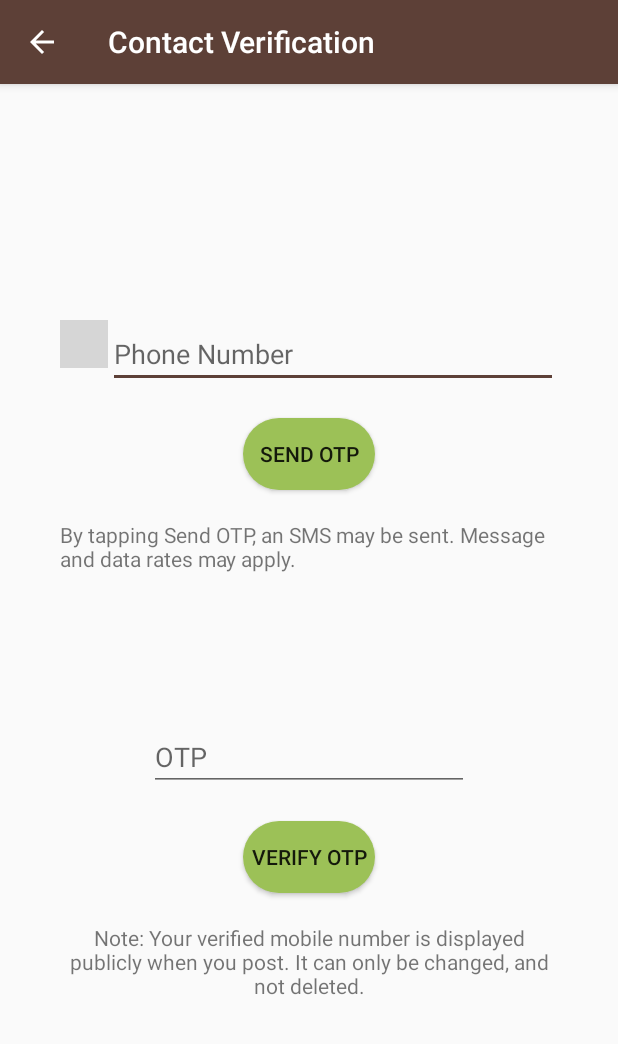
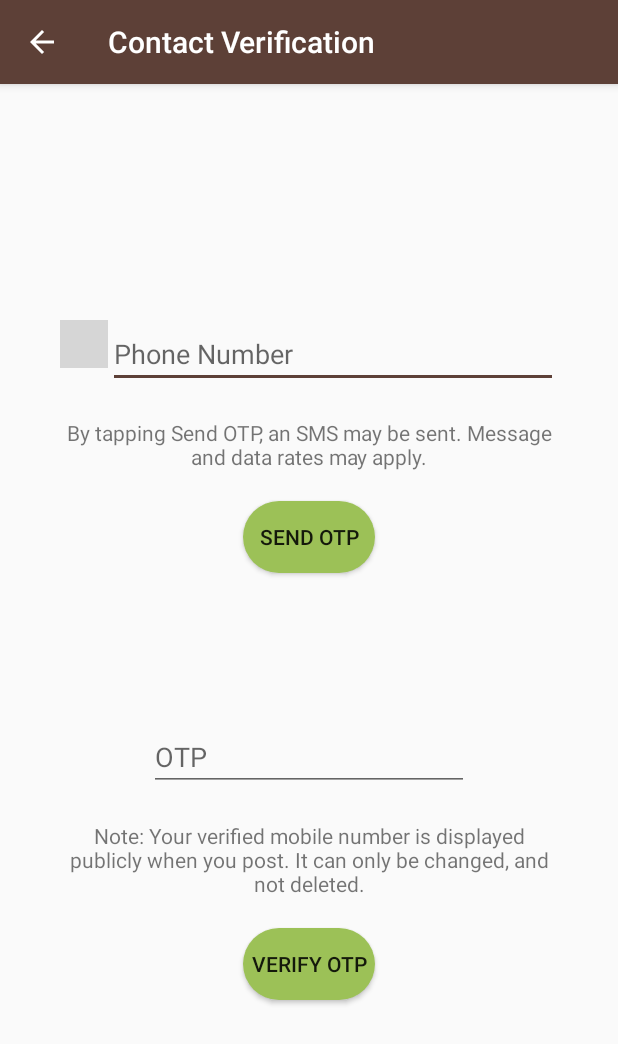
Before and after one commit to mukulanand8/app-pawestruck, an Android app: the OTPActivity screen opened directly, with no data from a screen before it, on a phone screen of 412 x 824 dp. Shown: the top 1044 px of the screen. Run offline under Robolectric (Android 15) with nearby library versions, the phone set to English and light mode, and no system bars; our stand-ins replace Firebase (no records; nobody signed in at launch, a user with empty details on screens opened directly); libraries missing offline, so code that uses them is left out: com.hbb20, com.stfalcon.imageviewer; plain views replace CountryCodePicker; pictures from the network do not load; 2 statements that could not run were skipped; grey boxes are pictures that could not be loaded.

Commit message:
Minor UI enhancements

```diff
--- a/app/build.gradle
+++ b/app/build.gradle
@@ -8,8 +8,8 @@ android {
         minSdkVersion 19
         targetSdkVersion 28
         multiDexEnabled true
-        versionCode 6
-        versionName "Alpha2"
+        versionCode 8
+        versionName "Alpha4"
         testInstrumentationRunner "androidx.test.runner.AndroidJUnitRunner"
         vectorDrawables.useSupportLibrary = true
     }
--- a/app/src/main/AndroidManifest.xml
+++ b/app/src/main/AndroidManifest.xml
@@ -7,10 +7,12 @@
          Google Maps Android API v2, but you must specify either coarse or fine
          location permissions for the 'MyLocation' functionality.
     -->
+    <uses-permission android:name="android.permission.ACCESS_NETWORK_STATE" />
+    <uses-permission android:name="android.permission.INTERNET" />
     <uses-permission android:name="android.permission.ACCESS_FINE_LOCATION" />
-    <uses-permission android:name="android.permission.INTERNET" />
-    <uses-permission android:name="android.permission.ACCESS_NETWORK_STATE" />
     <uses-permission android:name="android.permission.ACCESS_COARSE_LOCATION" />
+    <uses-permission android:name="android.permission.READ_EXTERNAL_STORAGE" />
+    <uses-permission android:name="android.permission.WRITE_EXTERNAL_STORAGE" />
 
     <application
         android:name="androidx.multidex.MultiDexApplication"
--- a/app/src/main/java/com/buffhello/pawestruck/AddPostActivity.java
+++ b/app/src/main/java/com/buffhello/pawestruck/AddPostActivity.java
@@ -52,6 +52,7 @@ import java.util.List;
 
 import androidx.annotation.NonNull;
 import androidx.appcompat.app.AppCompatActivity;
+import androidx.constraintlayout.widget.ConstraintLayout;
 
 /**
  * Appears when a signed in user clicks '+' on Home Fragment
@@ -100,6 +101,7 @@ public class AddPostActivity extends AppCompatActivity implements View.OnClickLi
         spinnerAnimal = findViewById(R.id.addp_spinner_animal);
         Button buttonPost = findViewById(R.id.addp_button_post);
         ImageView ivLocationEdit = findViewById(R.id.addp_iv_edit_address);
+        ConstraintLayout parent = findViewById(R.id.addp_parent);
 
         int maxWidth = getResources().getConfiguration().screenWidthDp;
         tvEmail.setMaxWidth(maxWidth);
@@ -112,6 +114,7 @@ public class AddPostActivity extends AppCompatActivity implements View.OnClickLi
         iv2.setOnClickListener(this);
         iv3.setOnClickListener(this);
         iv4.setOnClickListener(this);
+        parent.setOnClickListener(this);
 
         // Checks if user's profile has phone number and address
         userCollection.document(mFirebaseUser.getUid()).get().addOnCompleteListener(new OnCompleteListener<DocumentSnapshot>() {
@@ -247,6 +250,8 @@ public class AddPostActivity extends AppCompatActivity implements View.OnClickLi
             ivToSet = iv4;
             imageindex = 3;
             startCropImageActivity(null);
+        } else if (v.getId() == R.id.addp_parent) {
+            helperClass.hideKeyboard(v);
         }
     }
 
--- a/app/src/main/java/com/buffhello/pawestruck/OTPActivity.java
+++ b/app/src/main/java/com/buffhello/pawestruck/OTPActivity.java
@@ -5,6 +5,7 @@ import android.os.Bundle;
 import android.view.View;
 import android.widget.Button;
 import android.widget.EditText;
+import android.widget.LinearLayout;
 import android.widget.ProgressBar;
 
 import com.google.android.gms.tasks.OnCompleteListener;
@@ -58,11 +59,19 @@ public class OTPActivity extends AppCompatActivity {
         EditText etMobile = findViewById(R.id.otp_et_mobile);
         Button buttonSend = findViewById(R.id.otp_button_send);
         Button buttonVerify = findViewById(R.id.otp_button_verify);
+        LinearLayout parent = findViewById(R.id.otp_parent);
 
         // Links EditText mobile number field to Country Code Picker
         ccp.registerCarrierNumberEditText(etMobile);
 
         firebaseVerification();
+
+        parent.setOnClickListener(new View.OnClickListener() {
+            @Override
+            public void onClick(View v) {
+                helperClass.hideKeyboard(v);
+            }
+        });
 
         // Sends the OTP if Internet is available and entered mobile number is valid
         buttonSend.setOnClickListener(new View.OnClickListener() {
--- a/app/src/main/java/com/buffhello/pawestruck/PostAdapter.java
+++ b/app/src/main/java/com/buffhello/pawestruck/PostAdapter.java
@@ -412,13 +412,13 @@ public class PostAdapter extends RecyclerView.Adapter<PostAdapter.FeedViewHolder
     }
 
     /**
-     * Email intent
+     * Email intent that only email apps should handle
      */
     private void emailIntent(String emailid) {
         String emailIds[] = new String[1];
         emailIds[0] = emailid;
-        Intent intent = new Intent(Intent.ACTION_SEND);
-        intent.setType("plain/text");
+        Intent intent = new Intent(Intent.ACTION_SENDTO);
+        intent.setData(Uri.parse("mailto:"));
         intent.putExtra(Intent.EXTRA_EMAIL, emailIds);
         if (intent.resolveActivity(mContext.getPackageManager()) != null)
             mContext.startActivity(intent);
--- a/app/src/main/res/layout/activity_otp.xml
+++ b/app/src/main/res/layout/activity_otp.xml
@@ -3,15 +3,17 @@
 <ScrollView xmlns:android="http://schemas.android.com/apk/res/android"
     xmlns:app="http://schemas.android.com/apk/res-auto"
     android:layout_width="match_parent"
-    android:layout_height="match_parent">
+    android:layout_height="match_parent"
+    android:fillViewport="true">
 
     <LinearLayout
+        android:id="@+id/otp_parent"
         android:layout_width="match_parent"
         android:layout_height="wrap_content"
-        android:layout_gravity="center_vertical"
-        android:gravity="center_horizontal"
+        android:gravity="center"
         android:orientation="vertical"
-        android:padding="@dimen/otp_padding">
+        android:paddingStart="@dimen/otp_padding"
+        android:paddingEnd="@dimen/otp_padding">
 
         <LinearLayout
             android:layout_width="match_parent"
@@ -37,6 +39,13 @@
 
         </LinearLayout>
 
+        <TextView
+            android:layout_width="wrap_content"
+            android:layout_height="wrap_content"
+            android:layout_marginTop="@dimen/otp_views_spacing"
+            android:text="@string/otp_message"
+            android:textAlignment="center" />
+
         <Button
             android:id="@+id/otp_button_send"
             android:layout_width="wrap_content"
@@ -44,12 +53,6 @@
             android:layout_marginTop="@dimen/otp_views_spacing"
             android:background="@drawable/rounded_button"
             android:text="@string/otp_send" />
-
-        <TextView
-            android:layout_width="wrap_content"
-            android:layout_height="wrap_content"
-            android:layout_marginTop="@dimen/otp_views_spacing"
-            android:text="@string/otp_message" />
 
         <EditText
             android:id="@+id/otp_et_code"
@@ -60,6 +63,14 @@
             android:hint="@string/otp_code"
             android:inputType="number" />
 
+        <TextView
+            android:id="@+id/textView"
+            android:layout_width="wrap_content"
+            android:layout_height="wrap_content"
+            android:layout_marginTop="@dimen/otp_views_spacing"
+            android:text="@string/otp_note"
+            android:textAlignment="center" />
+
         <Button
             android:id="@+id/otp_button_verify"
             android:layout_width="wrap_content"
@@ -67,14 +78,6 @@
             android:layout_marginTop="@dimen/otp_views_spacing"
             android:background="@drawable/rounded_button"
             android:text="@string/otp_verify" />
-
-        <TextView
-            android:id="@+id/textView"
-            android:layout_width="wrap_content"
-            android:layout_height="wrap_content"
-            android:layout_marginTop="@dimen/otp_views_spacing"
-            android:text="@string/otp_note"
-            android:textAlignment="center" />
 
         <ProgressBar
             android:id="@+id/otp_progress"
--- a/app/src/main/res/layout/activity_signin.xml
+++ b/app/src/main/res/layout/activity_signin.xml
@@ -7,6 +7,7 @@
     android:fillViewport="true">
 
     <LinearLayout
+        android:id="@+id/sign_parent"
         android:layout_width="match_parent"
         android:layout_height="wrap_content"
         android:layout_gravity="center"
--- a/app/src/main/res/layout/dialog_filter.xml
+++ b/app/src/main/res/layout/dialog_filter.xml
@@ -1,5 +1,6 @@
 <?xml version="1.0" encoding="utf-8"?>
 <LinearLayout xmlns:android="http://schemas.android.com/apk/res/android"
+    android:id="@+id/filt_parent"
     android:layout_width="wrap_content"
     android:layout_height="wrap_content"
     android:orientation="vertical"
@@ -36,18 +37,21 @@
         android:visibility="visible">
 
         <RadioButton
+            android:id="@+id/filt_rb_dog"
             android:layout_width="wrap_content"
             android:layout_height="wrap_content"
             android:layout_marginEnd="@dimen/filter_views_spacing"
             android:text="@string/filter_animal1" />
 
         <RadioButton
+            android:id="@+id/filt_rb_cat"
             android:layout_width="wrap_content"
             android:layout_height="wrap_content"
             android:layout_marginEnd="@dimen/filter_views_spacing"
             android:text="@string/filter_animal2" />
 
         <RadioButton
+            android:id="@+id/filt_rb_other"
             android:layout_width="wrap_content"
             android:layout_height="wrap_content"
             android:layout_marginEnd="@dimen/filter_views_spacing"
--- a/app/src/main/res/values/dimens.xml
+++ b/app/src/main/res/values/dimens.xml
@@ -33,8 +33,8 @@
     <!--SupportFragment-->
     <dimen name="supp_views_spacing">8dp</dimen>
     <dimen name="supp_child_margin">12dp</dimen>
+    <dimen name="supp_arrows">24dp</dimen>
     <dimen name="supp_padding_bot">130dp</dimen>
-    <dimen name="supp_arrows">24dp</dimen>
 
     <!--ProfileFragment-->
     <dimen name="prof_dp">150dp</dimen>
@@ -68,5 +68,6 @@
     <!--Others-->
     <dimen name="rounded_curve">30dp</dimen>
     <dimen name="card_font_size">15sp</dimen>
+    <dimen name="padding_bot">75dp</dimen>
 
 </resources>
```
Also changed, not shown: app/src/main/java/com/buffhello/pawestruck/HelperClass.java (+11 -0 lines), app/src/main/java/com/buffhello/pawestruck/HomeFragment.java (+37 -16 lines), app/src/main/java/com/buffhello/pawestruck/ProfileFragment.java (+10 -1 lines), app/src/main/java/com/buffhello/pawestruck/SignInActivity.java (+13 -1 lines), app/src/main/res/layout/activity_add_post.xml (+17 -16 lines), app/src/main/res/layout/fragment_bookmarks.xml (+5 -2 lines), app/src/main/res/layout/fragment_home.xml (+8 -5 lines), app/src/main/res/values/strings.xml (+19 -14 lines), 2 other files.
